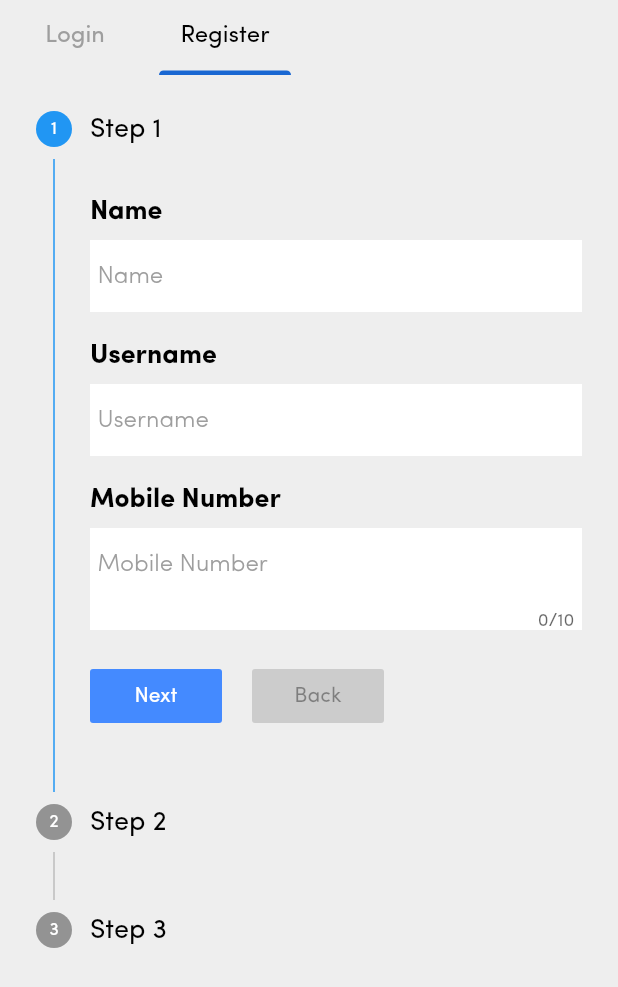
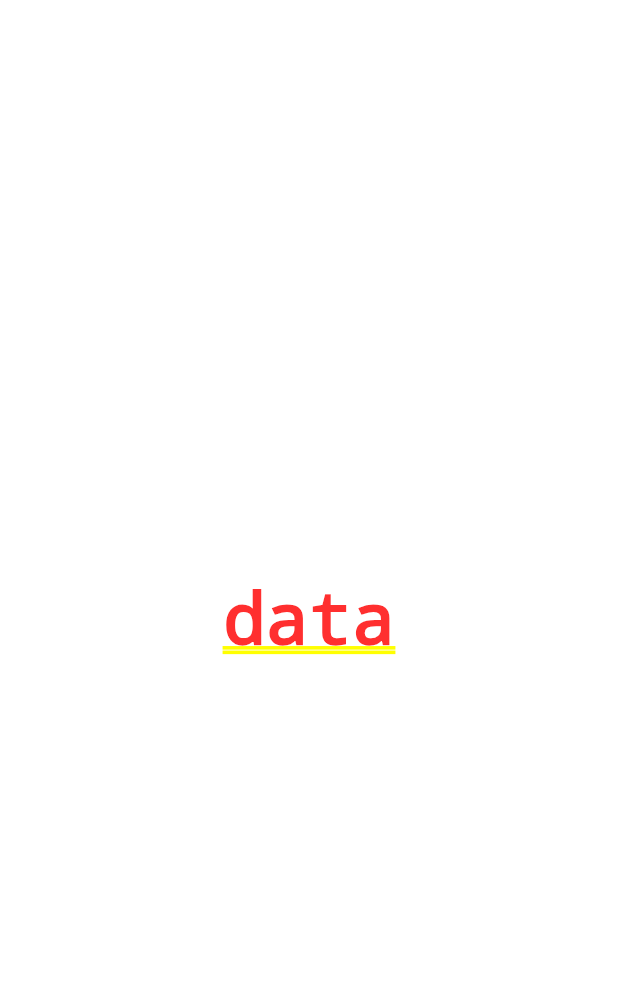
Before and after one commit to SubroutineX/Clubster, a Flutter app: the screen it shows after launch, tab 2 chosen, after a tap on "Back", on a phone screen of 412 x 824 dp. Shown: the top 987 px of the screen. Run offline on Flutter 3.47's test engine with Material 2 defaults, Android fonts, the phone set to English and light mode, and no system bars; our stand-ins replace get, simple_animations.

Commit message:
clubs page initiated

```diff
--- a/lib/main.dart
+++ b/lib/main.dart
@@ -1,12 +1,15 @@
 import 'package:flutter/material.dart';
+
 import 'package:workflow/views/tab_view.dart';
+
+import 'package:get/get.dart';
 
 void main() => runApp(MyApp());
 
 class MyApp extends StatelessWidget {
   @override
   Widget build(BuildContext context) {
-    return MaterialApp(
+    return GetMaterialApp(
       title: 'workflow managment demo',
       theme: ThemeData(fontFamily: "Sofia_Pro"),
       debugShowCheckedModeBanner: false,
--- /dev/null
+++ b/lib/views/clubs.dart
@@ -0,0 +1,12 @@
+import 'package:flutter/material.dart';
+
+class Clubs extends StatelessWidget {
+  @override
+  Widget build(BuildContext context) {
+    return Container(
+      child: Center(
+        child: Text("data"),
+      ),
+    );
+  }
+}
--- a/lib/views/register_page.dart
+++ b/lib/views/register_page.dart
@@ -1,6 +1,10 @@
 import 'package:flutter/material.dart';
 import 'package:workflow/views/animations/FadeAnimation.dart';
 import 'package:workflow/views/styles/styles.dart';
+
+import 'package:workflow/views/clubs.dart';
+
+import 'package:get/get.dart';
 
 class RegisterPage extends StatefulWidget {
   @override
@@ -114,6 +118,8 @@ class _RegisterPageState extends State<RegisterPage> {
                               () {
                                 if (currentStep > 0) {
                                   currentStep = currentStep - 1;
+                                } else {
+                                  Get.to(Clubs());
                                 }
                               },
                             );
--- a/lib/views/tab_view.dart
+++ b/lib/views/tab_view.dart
@@ -1,8 +1,9 @@
 import 'package:flutter/material.dart';
 import 'package:workflow/views/custom_indicator.dart';
+import 'package:workflow/views/styles/styles.dart';
+
 import 'package:workflow/views/login_page.dart';
 import 'package:workflow/views/register_page.dart';
-import 'package:workflow/views/styles/styles.dart';
 
 class TabPage extends StatefulWidget {
   @override
--- a/pubspec.yaml
+++ b/pubspec.yaml
@@ -27,7 +27,7 @@ dependencies:
     # The following adds the Cupertino Icons font to your application.
     # Use with the CupertinoIcons class for iOS style icons.
     cupertino_icons: ^0.1.3
-    get: ^3.13.2
+    get: ^3.17.1
     simple_animations: ^2.2.3
 
 dev_dependencies:
```
